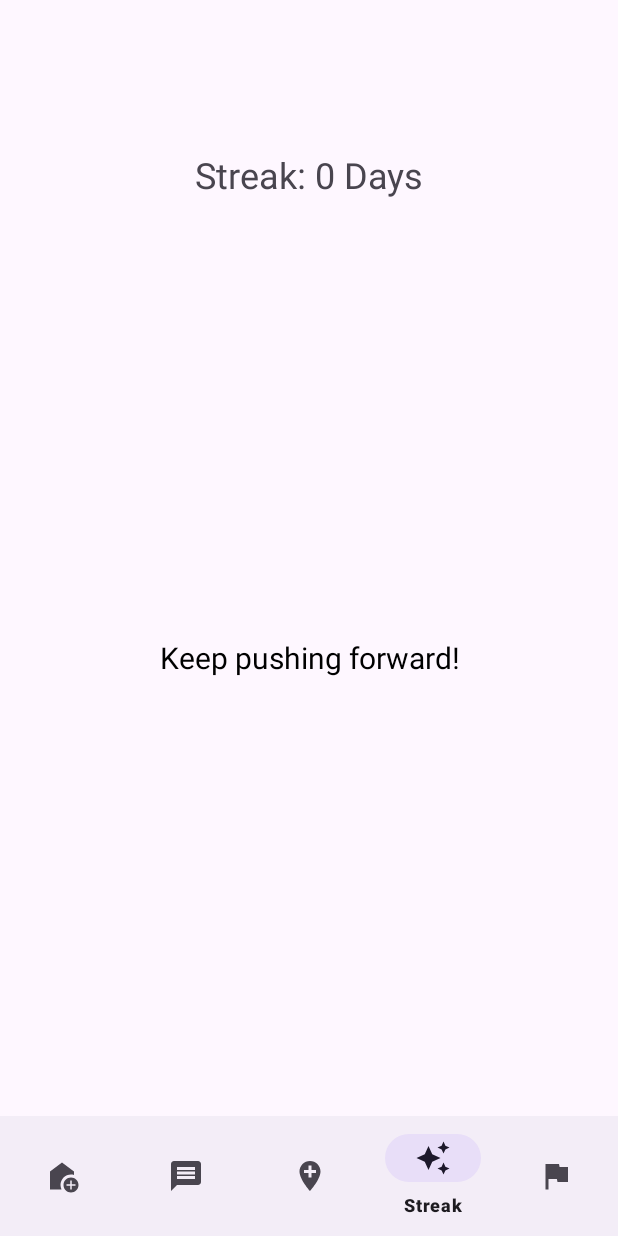
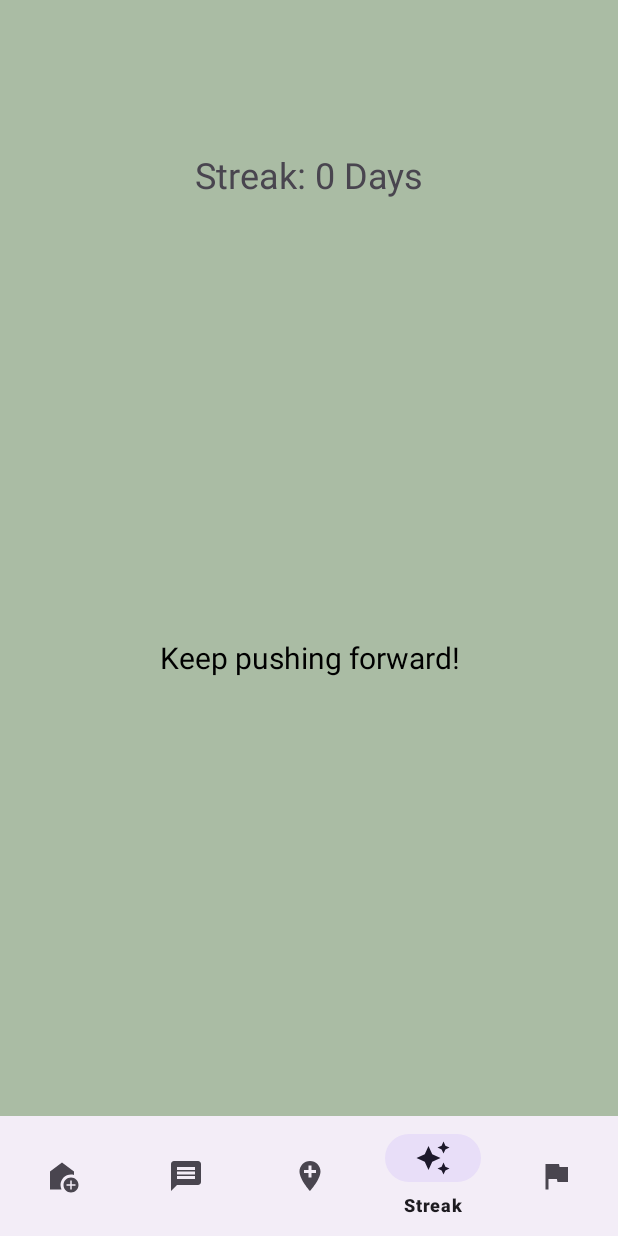
Before and after one commit to charpasi/FitNeighborApp, an Android app built with Jetpack Compose: the StreakActivity screen opened directly, with no data from a screen before it, on a phone screen of 412 x 824 dp. Run offline under Robolectric (Android 15) with nearby library versions, the light colour scheme and no system bars.

Commit message:
fixed colors

```diff
--- a/app/src/main/res/layout/activity_streaks.xml
+++ b/app/src/main/res/layout/activity_streaks.xml
@@ -4,7 +4,8 @@
     xmlns:tools="http://schemas.android.com/tools"
     android:layout_width="match_parent"
     android:layout_height="match_parent"
-    tools:context=".streak.StreakActivity">
+    tools:context=".streak.StreakActivity"
+    android:background="@color/primary_background">
 
     <!-- Display Streak Count -->
     <TextView
```
